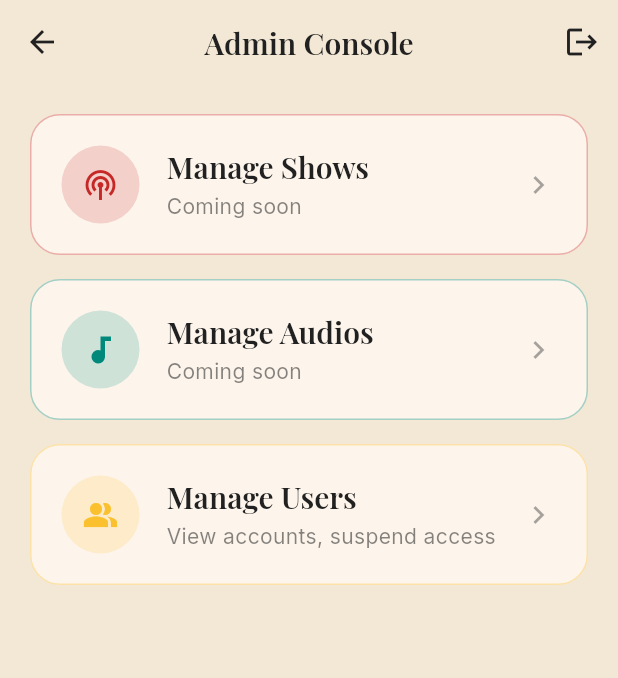
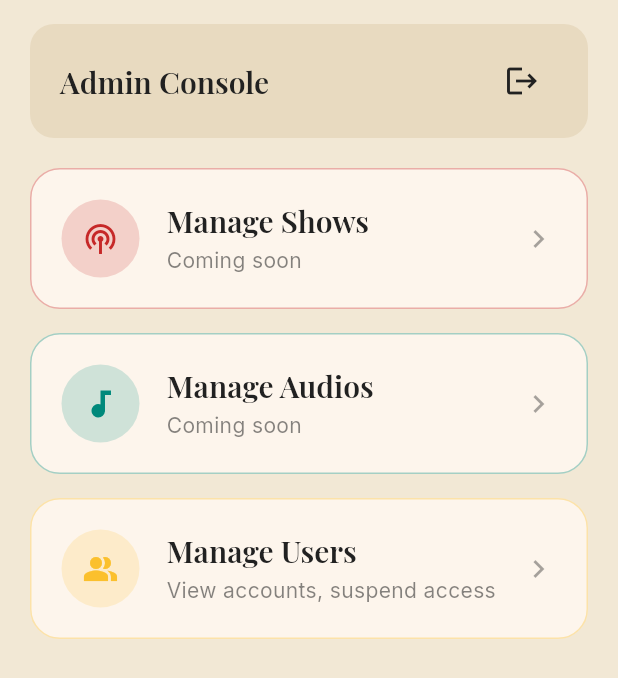
Before and after one commit to hrishiB27/nostalgiaana-latest, a Flutter app: the AdminDashboardShell screen opened directly, on a phone screen of 412 x 824 dp. Shown: the top 678 px of the screen. Run offline on Flutter 3.47's test engine with Material 3 defaults, Android fonts, the phone set to English and light mode, and no system bars; our stand-ins replace dio, file_picker, flutter_riverpod, flutter_secure_storage, google_fonts, just_audio; missing offline and left inert: media_kit, media_kit_video, razorpay_flutter; accounts and stored records are empty.

Commit message:
Fix admin rail divider height and add reusable CommandHeaderBar
The rail/divider gap was actually caused by the shared Scaffold.appBar
sitting above the whole Row, so they never started at the true top of the
window. Remove that AppBar entirely; the rail and divider now span the
full height from the absolute top edge. The "Admin Console" title/logout
button move into a new CommandHeaderBar (core/widgets/command_header_bar.dart)
— a rounded, darker-beige panel styled to mirror AppBar's title/actions
shape closely, so it's a near drop-in replacement for other screens' AppBars
going forward.

````diff
--- a/frontend/lib/core/config/theme_config.dart
+++ b/frontend/lib/core/config/theme_config.dart
@@ -13,6 +13,9 @@ class AppColors {
   /// [cream] (used by the splash screen and sheet surfaces, which stay
   /// unchanged) or [panelCream] (used for input fields/panels).
   static const beige = Color(0xFFF2E8D5);
+  /// One shade darker than [beige], used only by [CommandHeaderBar] to read
+  /// as a distinct raised panel against the page background.
+  static const headerBeige = Color(0xFFE8DAC0);
   static const crimson = Color(0xFFC62828);
   static const teal = Color(0xFF00897B);
   static const gold = Color(0xFFFBC02D);
--- /dev/null
+++ b/frontend/lib/core/widgets/command_header_bar.dart
@@ -0,0 +1,72 @@
+import 'package:flutter/material.dart';
+
+import '../config/theme_config.dart';
+
+/// Anchored page-heading bar for dashboard/content screens — everywhere
+/// except the user home screen, which keeps its own plain `AppBar`. A
+/// rounded, slightly-darker-beige panel standing in for a system `AppBar`,
+/// so it reads as part of the page content rather than OS chrome; drop it
+/// at the top of a screen's `Column` (above the scrollable/expanded body)
+/// rather than passing it as `Scaffold.appBar`.
+///
+/// [title] and [actions] mirror `AppBar`'s shape closely on purpose, so
+/// converting an existing `AppBar(title: Text(x), actions: [...])` into
+/// this component is close to a drop-in swap:
+/// ```dart
+/// Column(
+///   children: [
+///     CommandHeaderBar(title: 'Manage Users', actions: [logoutButton]),
+///     Expanded(child: bodyContent),
+///   ],
+/// )
+/// ```
+class CommandHeaderBar extends StatelessWidget {
+  const CommandHeaderBar({
+    super.key,
+    required this.title,
+    this.leading,
+    this.actions = const [],
+  });
+
+  final String title;
+  final Widget? leading;
+  final List<Widget> actions;
+
+  @override
+  Widget build(BuildContext context) {
+    return SafeArea(
+      bottom: false,
+      child: Padding(
+        padding: const EdgeInsets.fromLTRB(20, 16, 20, 0),
+        child: Container(
+          padding: const EdgeInsets.symmetric(horizontal: 20, vertical: 14),
+          decoration: BoxDecoration(
+            color: AppColors.headerBeige,
+            borderRadius: BorderRadius.circular(16),
+          ),
+          child: Row(
+            mainAxisAlignment: MainAxisAlignment.spaceBetween,
+            children: [
+              Row(
+                mainAxisSize: MainAxisSize.min,
+                children: [
+                  if (leading != null) ...[leading!, const SizedBox(width: 12)],
+                  Flexible(
+                    child: Text(
+                      title,
+                      maxLines: 1,
+                      overflow: TextOverflow.ellipsis,
+                      style: Theme.of(context).textTheme.titleLarge,
+                    ),
+                  ),
+                ],
+              ),
+              if (actions.isNotEmpty)
+                Row(mainAxisSize: MainAxisSize.min, children: actions),
+            ],
+          ),
+        ),
+      ),
+    );
+  }
+}
--- a/frontend/lib/features/dashboard/presentation/admin_dashboard_shell.dart
+++ b/frontend/lib/features/dashboard/presentation/admin_dashboard_shell.dart
@@ -3,6 +3,7 @@ import 'package:flutter_riverpod/flutter_riverpod.dart';
 
 import '../../../core/config/theme_config.dart';
 import '../../../core/layout/app_breakpoints.dart';
+import '../../../core/widgets/command_header_bar.dart';
 import '../../../sampleui/screens/auth_landing_screen.dart';
 import '../../admin/presentation/manage_audios_screen.dart';
 import '../../admin/presentation/manage_shows_screen.dart';
@@ -54,7 +55,8 @@ class _AdminDashboardShellState extends ConsumerState<AdminDashboardShell> {
   ];
 
   /// Embedded next to the [NavigationRail] on desktop width — AppBar
-  /// omitted since `_buildDesktopBody`'s shared Scaffold AppBar covers it.
+  /// omitted since `_buildDesktopBody` shows its own `CommandHeaderBar`
+  /// above the embedded content instead.
   static const _railDestinations = [
     ManageShowsScreen(showAppBar: false),
     ManageAudiosScreen(showAppBar: false),
@@ -147,12 +149,24 @@ class _AdminDashboardShellState extends ConsumerState<AdminDashboardShell> {
     );
   }
 
+  List<Widget> get _headerActions => [
+    IconButton(
+      onPressed: _logout,
+      icon: const Icon(Icons.logout, color: AppColors.charcoal),
+    ),
+  ];
+
   Widget _buildDesktopBody() {
     return Row(
       // Row defaults to CrossAxisAlignment.center, which left a gap above
       // the rail/divider if either ended up shorter than the row's full
       // height — stretch guarantees the rail, divider, and content pane all
-      // span the complete height with no gap at the top.
+      // span the complete height with no gap at the top. There is no
+      // Scaffold.appBar above this Row anymore (see build() below), so the
+      // rail and its divider now start at the window's absolute top edge —
+      // the "Admin Console" heading/logout button live in a
+      // CommandHeaderBar inside the content pane instead, not spanning the
+      // full width above the rail.
       crossAxisAlignment: CrossAxisAlignment.stretch,
       children: [
         NavigationRail(
@@ -176,7 +190,14 @@ class _AdminDashboardShellState extends ConsumerState<AdminDashboardShell> {
         ),
         const VerticalDivider(width: 1),
         Expanded(
-          child: IndexedStack(index: _selectedIndex, children: _railDestinations),
+          child: Column(
+            children: [
+              CommandHeaderBar(title: 'Admin Console', actions: _headerActions),
+              Expanded(
+                child: IndexedStack(index: _selectedIndex, children: _railDestinations),
+              ),
+            ],
+          ),
         ),
       ],
     );
@@ -188,16 +209,14 @@ class _AdminDashboardShellState extends ConsumerState<AdminDashboardShell> {
       builder: (context, constraints) {
         final desktop = AppBreakpoints.isDesktopWidth(constraints.maxWidth);
         return Scaffold(
-          appBar: AppBar(
-            title: const Text('Admin Console'),
-            actions: [
-              IconButton(
-                onPressed: _logout,
-                icon: const Icon(Icons.logout, color: AppColors.charcoal),
-              ),
-            ],
-          ),
-          body: desktop ? _buildDesktopBody() : _buildMobileBody(context),
+          body: desktop
+              ? _buildDesktopBody()
+              : Column(
+                  children: [
+                    CommandHeaderBar(title: 'Admin Console', actions: _headerActions),
+                    Expanded(child: _buildMobileBody(context)),
+                  ],
+                ),
         );
       },
     );
````
